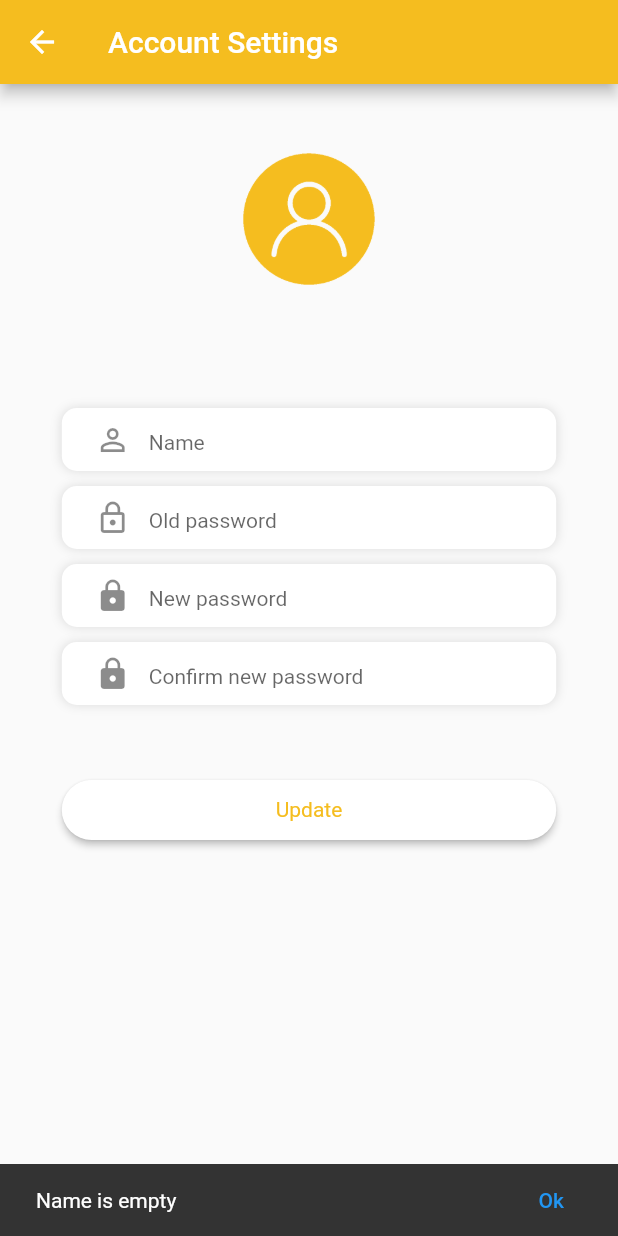
After one commit to tenusha/my-day-notes, a Flutter app: the AccountSettingsPage screen opened directly, after a tap on "Update", on a phone screen of 412 x 824 dp. The commit adds this screen. Run offline on Flutter 3.47's test engine with Material 2 defaults, Android fonts, the light colour scheme and no system bars; our stand-ins replace cloud_firestore, flutter_slidable, share, shared_preferences; accounts and stored records are empty.

Commit message:
account settings

```diff
--- /dev/null
+++ b/lib/AccountSettings.dart
@@ -0,0 +1,285 @@
+import 'dart:io';
+
+import 'package:cloud_firestore/cloud_firestore.dart';
+import 'package:flutter/material.dart';
+import 'package:my_day/Login.dart';
+import 'package:my_day/api/UserAPI.dart';
+import 'package:my_day/model/User.dart';
+import 'package:shared_preferences/shared_preferences.dart';
+import 'package:my_day/functions/Functions.dart';
+
+import 'config/ThemeData.dart';
+
+class AccountSettingsPage extends StatefulWidget {
+  @override
+  _AccountSettingsPageState createState() => _AccountSettingsPageState();
+}
+
+class _AccountSettingsPageState extends State<AccountSettingsPage> {
+  String username = "";
+  String displayName = "";
+  int password = 0;
+  String collectionName = "Users";
+  User userObj;
+
+  bool enableUpdateButton = true;
+
+  TextEditingController displayNameController;
+  TextEditingController oldPasswordController = TextEditingController();
+  TextEditingController newPasswordController = TextEditingController();
+  TextEditingController cNewPasswordController = TextEditingController();
+
+  @override
+  void initState() {
+    _initiate();
+    super.initState();
+  }
+
+  _initiate() async {
+    final prefs = await SharedPreferences.getInstance();
+    final user = prefs.getString('username') ?? null;
+    final displayUser = prefs.getString('displayName') ?? null;
+    final pass = prefs.getInt('password') ?? 0;
+    if (user != null) {
+      DocumentSnapshot snapshot = await getUser(collectionName, user);
+      setState(() {
+        username = user;
+        displayName = displayUser;
+        password = pass;
+        userObj = User.fromSnapshot(snapshot);
+      });
+      displayNameController = TextEditingController(text: displayUser);
+    } else {
+      Navigator.push(
+        context,
+        MaterialPageRoute(
+          builder: (context) => LoginPage(),
+        ),
+      );
+    }
+  }
+
+  handleUpdate(BuildContext context) async {
+    final prefs = await SharedPreferences.getInstance();
+
+    _disableButtons();
+
+    try {
+      if (displayNameController.text == null ||
+          displayNameController.text == "") {
+        showToast(context, "Name is empty");
+      } else {
+        updateUser(userObj, {'displayName': displayNameController.text});
+        prefs.setString('displayName', displayNameController.text);
+        showToast(context, "Name updated");
+      }
+
+      if ((newPasswordController.text != "" &&
+              newPasswordController.text != "" &&
+              oldPasswordController.text != "") &&
+          newPasswordController.text == cNewPasswordController.text) {
+        print(password.toString());
+        if (password == oldPasswordController.text.hashCode) {
+          updateUser(
+              userObj, {'password': newPasswordController.text.hashCode});
+          prefs.setInt('password', newPasswordController.text.hashCode);
+          showToast(context, "Password updated");
+        } else {
+          showToast(context, "Old password doesn't match");
+        }
+      } else {
+        showToast(context,
+            "Password didn't updated. password update fields are invalid");
+      }
+    } catch (e) {
+      print(e.toString());
+    }
+    _enableButtons();
+  }
+
+  _disableButtons() {
+    setState(() {
+      enableUpdateButton = false;
+    });
+  }
+
+  _enableButtons() {
+    setState(() {
+      enableUpdateButton = true;
+    });
+  }
+
+  @override
+  Widget build(BuildContext context) {
+    double buttonWidth = MediaQuery.of(context).size.width * 0.8;
+    double buttonHeight = 40;
+
+    return Scaffold(
+      appBar: AppBar(
+        title: Text("Account Settings", style: TextStyle(color: Colors.white)),
+        centerTitle: false,
+        backgroundColor: themeColor,
+        iconTheme: IconThemeData(
+          color: Colors.white,
+        ),
+      ),
+      body: SingleChildScrollView(
+        child: Container(
+          width: MediaQuery.of(context).size.width,
+          child: Column(
+              mainAxisAlignment: MainAxisAlignment.center,
+              crossAxisAlignment: CrossAxisAlignment.center,
+              children: <Widget>[
+                SizedBox(height: 20),
+                Column(
+                  children: <Widget>[
+                    SizedBox(height: 20),
+                    new CircleAvatar(
+                      radius: 50.0,
+                      backgroundImage: AssetImage('graphics/user_inverse.png'),
+                      backgroundColor: Colors.transparent,
+                    ),
+                    SizedBox(height: 20),
+                    Text(
+                      displayName,
+                      style: TextStyle(color: themeColor),
+                    ),
+                    SizedBox(height: 20),
+                  ],
+                ),
+                SizedBox(height: 20),
+                Container(
+                  decoration: BoxDecoration(
+                    color: Colors.white,
+                    borderRadius: BorderRadius.circular(10),
+                    boxShadow: [
+                      BoxShadow(color: Colors.black12, blurRadius: 5)
+                    ],
+                  ),
+                  padding: EdgeInsets.only(left: 10.0),
+                  width: buttonWidth,
+                  height: 42,
+                  child: Theme(
+                    child: TextField(
+                      controller: displayNameController,
+                      decoration: InputDecoration(
+                        border: InputBorder.none,
+                        prefixIcon: Icon(Icons.perm_identity),
+                        hintText: "Name",
+                      ),
+                      style: TextStyle(fontSize: 14),
+                    ),
+                    data: Theme.of(context).copyWith(primaryColor: Colors.grey),
+                  ),
+                ),
+                SizedBox(height: 10),
+                Container(
+                  decoration: BoxDecoration(
+                    color: Colors.white,
+                    borderRadius: BorderRadius.circular(10),
+                    boxShadow: [
+                      BoxShadow(color: Colors.black12, blurRadius: 5)
+                    ],
+                  ),
+                  padding: EdgeInsets.only(left: 10.0),
+                  width: buttonWidth,
+                  height: 42,
+                  child: Theme(
+                    child: TextField(
+                      controller: oldPasswordController,
+                      obscureText: true,
+                      decoration: InputDecoration(
+                        border: InputBorder.none,
+                        prefixIcon: Icon(Icons.lock_outline),
+                        hintText: "Old password",
+                      ),
+                      style: TextStyle(fontSize: 14),
+                    ),
+                    data: Theme.of(context).copyWith(primaryColor: Colors.grey),
+                  ),
+                ),
+                SizedBox(height: 10),
+                Container(
+                  decoration: BoxDecoration(
+                    color: Colors.white,
+                    borderRadius: BorderRadius.circular(10),
+                    boxShadow: [
+                      BoxShadow(color: Colors.black12, blurRadius: 5)
+                    ],
+                  ),
+                  padding: EdgeInsets.only(left: 10.0),
+                  width: buttonWidth,
+                  height: 42,
+                  child: Theme(
+                    child: TextField(
+                      controller: newPasswordController,
+                      obscureText: true,
+                      decoration: InputDecoration(
+                        border: InputBorder.none,
+                        prefixIcon: Icon(Icons.lock),
+                        hintText: "New password",
+                      ),
+                      style: TextStyle(fontSize: 14),
+                    ),
+                    data: Theme.of(context).copyWith(primaryColor: Colors.grey),
+                  ),
+                ),
+                SizedBox(height: 10),
+                Container(
+                  decoration: BoxDecoration(
+                    color: Colors.white,
+                    borderRadius: BorderRadius.circular(10),
+                    boxShadow: [
+                      BoxShadow(color: Colors.black12, blurRadius: 5)
+                    ],
+                  ),
+                  padding: EdgeInsets.only(left: 10.0),
+                  width: buttonWidth,
+                  height: 42,
+                  child: Theme(
+                    child: TextField(
+                      controller: cNewPasswordController,
+                      obscureText: true,
+                      decoration: InputDecoration(
+                        border: InputBorder.none,
+                        prefixIcon: Icon(Icons.lock),
+                        hintText: "Confirm new password",
+                      ),
+                      style: TextStyle(fontSize: 14),
+                    ),
+                    data: Theme.of(context).copyWith(primaryColor: Colors.grey),
+                  ),
+                ),
+                SizedBox(height: 50),
+                Builder(builder: (BuildContext context) {
+                  return new Container(
+                      height: buttonHeight,
+                      width: buttonWidth,
+                      child: RawMaterialButton(
+                        fillColor: Colors.white,
+                        splashColor: Colors.grey,
+                        textStyle: TextStyle(color: Colors.white),
+                        child: Row(
+                          mainAxisSize: MainAxisSize.min,
+                          children: <Widget>[
+                            Text('Update',
+                                style:
+                                    TextStyle(height: 1.2, color: themeColor)),
+                          ],
+                        ),
+                        onPressed: () {
+                          enableUpdateButton
+                              ? handleUpdate(context)
+                              : print('disabled');
+                        },
+                        shape: new RoundedRectangleBorder(
+                            borderRadius: new BorderRadius.circular(30.0)),
+                      ));
+                }),
+                SizedBox(height: 10),
+              ]),
+        ),
+      ),
+    );
+  }
+}
--- a/lib/AddNote.dart
+++ b/lib/AddNote.dart
@@ -2,7 +2,7 @@ import 'package:flutter/material.dart';
 import 'package:my_day/Login.dart';
 import 'package:my_day/model/Note.dart';
 import 'package:my_day/api/NoteAPI.dart';
-import 'package:my_day/ThemeData.dart';
+import 'package:my_day/config/ThemeData.dart';
 import 'package:shared_preferences/shared_preferences.dart';
 
 class AddNotePage extends StatefulWidget {
--- a/lib/EditNote.dart
+++ b/lib/EditNote.dart
@@ -3,7 +3,7 @@ import 'package:my_day/HomePage.dart';
 import 'package:my_day/Login.dart';
 import 'package:my_day/model/Note.dart';
 import 'package:my_day/api/NoteAPI.dart';
-import 'package:my_day/ThemeData.dart';
+import 'package:my_day/config/ThemeData.dart';
 import 'package:share/share.dart';
 import 'package:shared_preferences/shared_preferences.dart';
 
--- a/lib/HomePage.dart
+++ b/lib/HomePage.dart
@@ -2,9 +2,10 @@ import 'package:cloud_firestore/cloud_firestore.dart';
 import 'package:flutter/material.dart';
 import 'package:flutter_slidable/flutter_slidable.dart';
 import 'package:intl/intl.dart';
+import 'package:my_day/AccountSettings.dart';
 import 'package:my_day/AddNote.dart';
 import 'package:my_day/EditNote.dart';
-import 'package:my_day/ThemeData.dart';
+import 'package:my_day/config/ThemeData.dart';
 import 'package:shared_preferences/shared_preferences.dart';
 
 import 'Login.dart';
@@ -159,6 +160,25 @@ class _HomePageState extends State<HomePage> {
             ListTile(
               leading: Image(
                 height: 28,
+                image: AssetImage('graphics/settings.png'),
+              ),
+              title:
+                  Text('Account settings', style: TextStyle(color: themeColor)),
+              onTap: () {
+                Navigator.push(
+                  context,
+                  MaterialPageRoute(
+                    builder: (context) => AccountSettingsPage(),
+                  ),
+                );
+              },
+            ),
+            SizedBox(
+              height: 10,
+            ),
+            ListTile(
+              leading: Image(
+                height: 28,
                 image: AssetImage('graphics/log_out.png'),
               ),
               title: Text('Log out', style: TextStyle(color: themeColor)),
--- a/lib/Login.dart
+++ b/lib/Login.dart
@@ -5,7 +5,7 @@ import 'package:my_day/SignUp.dart';
 import 'package:my_day/api/UserAPI.dart';
 import 'package:shared_preferences/shared_preferences.dart';
 
-import 'ThemeData.dart';
+import 'config/ThemeData.dart';
 import 'model/User.dart';
 
 class LoginPage extends StatefulWidget {
@@ -38,6 +38,7 @@ class _LoginPageState extends State<LoginPage> {
           final prefs = await SharedPreferences.getInstance();
           prefs.setString('username', username.text);
           prefs.setString('displayName', snapshot.data['displayName']);
+          prefs.setInt('password', snapshot.data['password']);
 
           // Navigate to Home Page
           Navigator.push(
--- a/lib/SignUp.dart
+++ b/lib/SignUp.dart
@@ -5,7 +5,7 @@ import 'package:my_day/api/UserAPI.dart';
 import 'package:shared_preferences/shared_preferences.dart';
 
 import 'HomePage.dart';
-import 'ThemeData.dart';
+import 'config/ThemeData.dart';
 
 class SignUpPage extends StatefulWidget {
   @override
@@ -47,6 +47,7 @@ class _SignUpPageState extends State<SignUpPage> {
           final prefs = await SharedPreferences.getInstance();
           prefs.setString('username', username.text);
           prefs.setString('displayName', displayName.text);
+          prefs.setInt('password', password.text.hashCode);
           Navigator.push(
             context,
             MaterialPageRoute(builder: (context) => HomePage()),
--- a/lib/Welcome.dart
+++ b/lib/Welcome.dart
@@ -1,6 +1,6 @@
 import 'package:flutter/material.dart';
 import 'package:my_day/HomePage.dart';
-import 'package:my_day/ThemeData.dart';
+import 'package:my_day/config/ThemeData.dart';
 import 'package:shared_preferences/shared_preferences.dart';
 import 'Login.dart';
 import 'SignUp.dart';
--- a/lib/api/UserAPI.dart
+++ b/lib/api/UserAPI.dart
@@ -52,10 +52,10 @@ addUser(String collectionName, User user) async {
   return status;
 }
 
-updateUser(User user, String newName) {
+updateUser(User user, var newUser) {
   try {
     Firestore.instance.runTransaction((transaction) async {
-      await transaction.update(user.reference, {'username': newName});
+      await transaction.update(user.reference, newUser);
     });
   } catch (e) {
     print(e.toString());
--- /dev/null
+++ b/lib/functions/Functions.dart
@@ -0,0 +1,12 @@
+import 'package:flutter/material.dart';
+
+showToast(BuildContext context, String text) {
+  final scaffold = Scaffold.of(context);
+  scaffold.showSnackBar(
+    SnackBar(
+      content: Text(text),
+      action:
+          SnackBarAction(label: 'Ok', onPressed: scaffold.hideCurrentSnackBar),
+    ),
+  );
+}
```
Also changed, not shown: graphics/settings.png (added), graphics/user_inverse.png (added), lib/config/ThemeData.dart (renamed from lib/ThemeData.dart).
